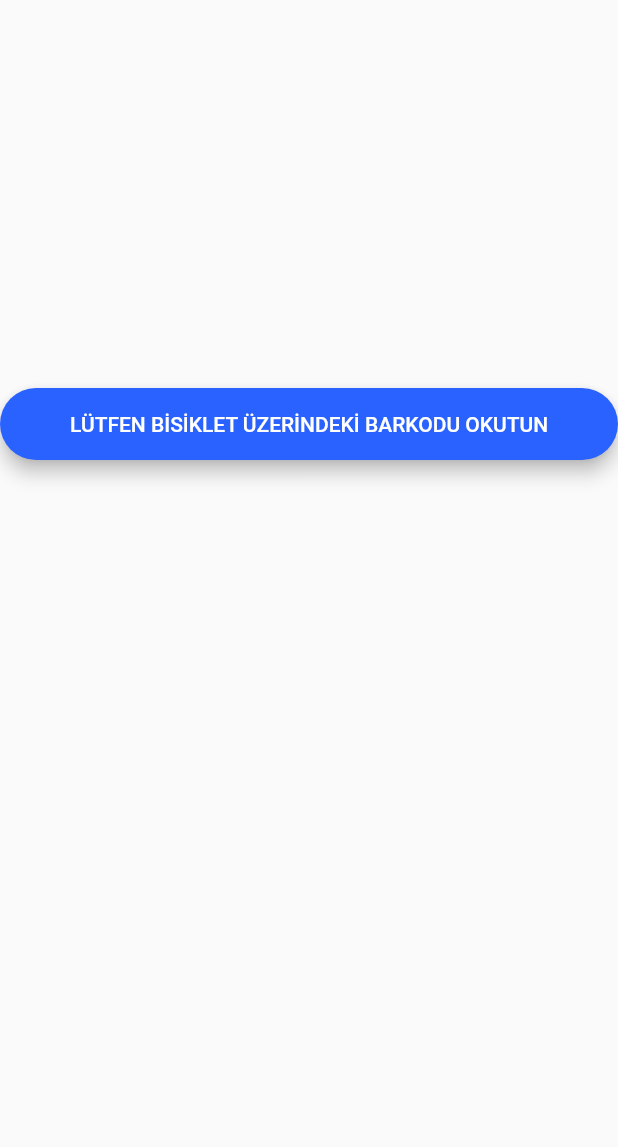
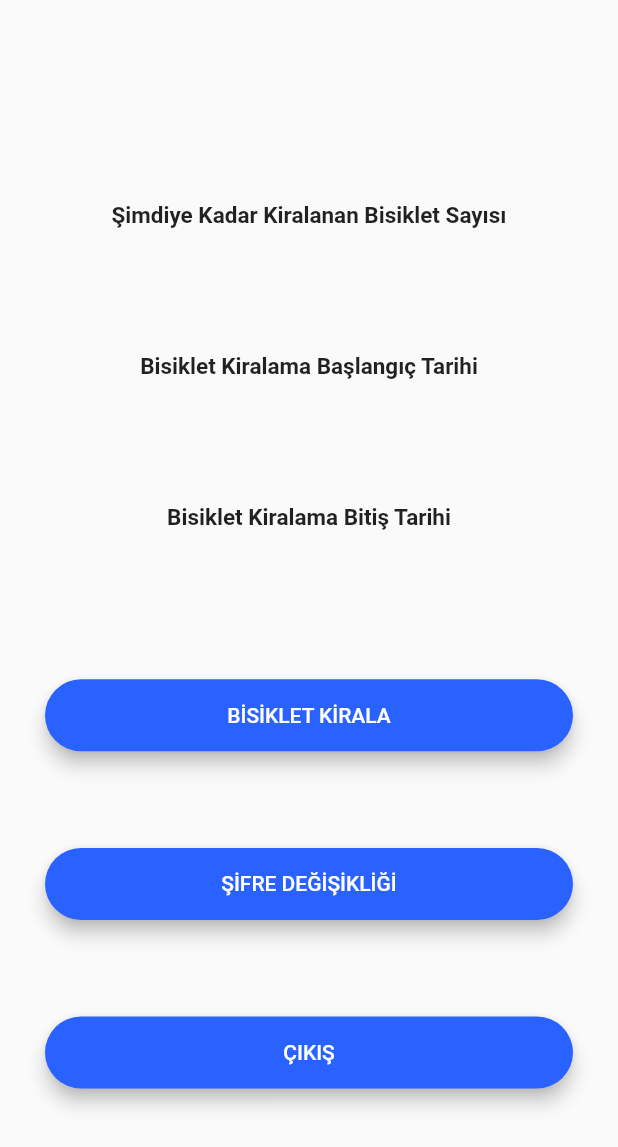
Before and after one commit to YildirimYaniklardan/gtubike, a Flutter app: the QrScreen screen opened by its route, on a phone screen of 412 x 824 dp. Shown: the top 1147 px of the screen. Run offline on Flutter 3.47's test engine with Material 2 defaults, Android fonts, the phone set to English and light mode, and no system bars; our stand-ins replace cloud_firestore, firebase_auth, firebase_core, fluttertoast, modal_progress_hud; missing offline and left inert: dart:ffi, flutter_barcode_scanner; accounts and stored records are empty.

```diff
--- a/lib/screens/login_screen.dart
+++ b/lib/screens/login_screen.dart
@@ -1,6 +1,6 @@
 import 'package:flutter/material.dart';
-import 'package:flash_chat/components/rounded_button.dart';
-import 'package:flash_chat/constants.dart';
+import 'package:gtu_bike/components/rounded_button.dart';
+import 'package:gtu_bike/constants.dart';
 import 'package:firebase_auth/firebase_auth.dart';
 import 'package:modal_progress_hud/modal_progress_hud.dart';
 import 'qr_screen.dart';
--- a/lib/screens/qr_screen.dart
+++ b/lib/screens/qr_screen.dart
@@ -1,15 +1,21 @@
+import 'dart:ffi';
+
 import 'package:firebase_auth/firebase_auth.dart';
 import 'package:flutter/material.dart';
 import 'package:flutter_barcode_scanner/flutter_barcode_scanner.dart';
-import 'package:flash_chat/components/rounded_button.dart';
+import 'package:gtu_bike/components/rounded_button.dart';
 import 'package:cloud_firestore/cloud_firestore.dart';
-import 'package:dart_date/dart_date.dart';
+import 'package:gtu_bike/screens/welcome_screen.dart';
+import 'changePassword_screen.dart';
+
+String rentalStartDate = "";
+String rentalFinshDate = "";
+String bikeCounter = "";
+
 
 update(String data) async {
 
     FirebaseAuth auth = FirebaseAuth.instance;
-
-
 
     User user = auth.currentUser;
 
@@ -27,6 +33,40 @@ update(String data) async {
 
     cf.doc(documentID).update({'qrCode': data});
 
+}
+
+getRentalDate(String a)  async {
+
+    FirebaseAuth auth = FirebaseAuth.instance;
+    Map<String, dynamic> data;
+    User user = auth.currentUser;
+
+    CollectionReference cf = FirebaseFirestore.instance.collection('kullanicilar');
+    var documentID;
+    var collection = FirebaseFirestore.instance.collection('kullanicilar');
+
+    var querySnapshots = await collection.get();
+
+    for (var snapshot in querySnapshots.docs) {
+      if(snapshot.data().entries.last.toString().contains(user.email)){
+        documentID = snapshot.id;
+
+        data = snapshot.data() as Map<String, dynamic>;
+        a = data['kiraBaslangici'];
+
+      }
+    }
+
+    cf.doc(documentID).update({'qrCode': data});
+
+
+
+    print("YYYYYYYYYYYYYYY");
+    print(a);
+    print("YYYYYYYYYYYYYYY");
+
+    return data;
+    //cf.doc(documentID).get().then((value) => snap);
 
 }
 
@@ -40,34 +80,137 @@ class QrScreen extends StatefulWidget{
 
 class _QrCodeState extends State<QrScreen>{
   String _data="";
+  Map<String, dynamic> data;
+  String a;
+
+
+
 
   _scan() async{
 
     await FlutterBarcodeScanner.scanBarcode("#000000", "Cancel", true, ScanMode.BARCODE).then((value) => setState(()=>_data = value));
     update(_data);
   }
+
   @override
+
   Widget build(BuildContext context){
+
+
+
+
+    String documentID;
+    FirebaseAuth auth = FirebaseAuth.instance;
+    Map<String, dynamic> data;
+    User user = auth.currentUser;
+    TextEditingController _controller = new TextEditingController();
+
+    FirebaseFirestore.instance
+    .collection('kullanicilar')
+    .get()
+    .then((QuerySnapshot querySnapshot) {
+        querySnapshot.docs.forEach((doc) {
+
+          if(user.email == doc["email"]){
+            rentalStartDate = doc["kiraBaslangici"];
+            rentalFinshDate = doc["kiraBitisTarihi"];
+            bikeCounter = doc["kiralananBisikletSayisi"];
+            print("DOCUMENT ID BURADA : " + documentID);
+            rentalStartDate=documentID;
+          }
+        });
+    });
+
+    print("WWWWWWWWWWWWWWWWWWWWWWWWW");
+    print("DOCUMENT ID 2 BURADA : ");
+    print(rentalStartDate);
+
+
+
+
     return Scaffold(
-      body: Column(
+
+
+
+
+      body: Padding(
+        padding: EdgeInsets.symmetric(horizontal: 30.0,vertical: 50),
+        child:Column(
+
 
       mainAxisAlignment:MainAxisAlignment.spaceEvenly,
       crossAxisAlignment: CrossAxisAlignment.stretch,
 
       children: [
+        Padding(padding: EdgeInsets.symmetric(vertical: 10)),
+        Text(
+          'Şimdiye Kadar Kiralanan Bisiklet Sayısı ',
+          textAlign: TextAlign.center,
+          overflow: TextOverflow.ellipsis,
+          style: const TextStyle(fontWeight: FontWeight.bold, fontSize: 15),
+        ),
+        Text(
+          bikeCounter,
+          textAlign: TextAlign.center,
+          overflow: TextOverflow.ellipsis,
+          style: const TextStyle(fontWeight: FontWeight.bold, fontSize: 15),
+        ),
+        Text(
+          'Bisiklet Kiralama Başlangıç Tarihi',
+          textAlign: TextAlign.center,
+          overflow: TextOverflow.ellipsis,
+          style: const TextStyle(fontWeight: FontWeight.bold, fontSize: 15),
+        ),
+        Text(
+
+          rentalStartDate,
+          textAlign: TextAlign.center,
+          overflow: TextOverflow.ellipsis,
+          style: const TextStyle(fontWeight: FontWeight.bold, fontSize: 15),
+        ),
+        Text(
+          'Bisiklet Kiralama Bitiş Tarihi',
+          textAlign: TextAlign.center,
+          overflow: TextOverflow.ellipsis,
+          style: const TextStyle(fontWeight: FontWeight.bold, fontSize: 15),
+        ),
+        Text(
+          rentalFinshDate,
+          textAlign: TextAlign.center,
+          overflow: TextOverflow.ellipsis,
+          style: const TextStyle(fontWeight: FontWeight.bold, fontSize: 15),
+        ),
+
 
         RoundedButton(
-              title: 'LÜTFEN BİSİKLET ÜZERİNDEKİ BARKODU OKUTUN',
+              title: 'BİSİKLET KİRALA',
               colour: Colors.blueAccent[700],
               onPressed: _scan,
+        ),
 
-            ),
+        RoundedButton(
+              title: 'ŞİFRE DEĞİŞİKLİĞİ',
+              colour: Colors.blueAccent[700],
+
+              onPressed: () {
+                Navigator.pushNamed(context, ChangePasswordScreen.id);
+              },
+        ),
+
+        RoundedButton(
+              title: 'ÇIKIŞ',
+              colour: Colors.blueAccent[700],
+
+              onPressed: () {
+                Navigator.pushNamed(context, WelcomeScreen.id);
+              },
+        ),
 
 
-        Text(_data),
 
 
       ],)
+    ),
     );
   }
 }
--- a/pubspec.yaml
+++ b/pubspec.yaml
@@ -1,4 +1,4 @@
-name: flash_chat
+name: gtu_bike
 description: A new Flutter application.
 
 version: 1.0.0+1
@@ -19,6 +19,7 @@ dependencies:
   modal_progress_hud: ^0.1.3
   fluttertoast: ^8.0.8
   dart_date: ^1.1.0
+  rflutter_alert: ^2.0.4
 
 dev_dependencies:
   flutter_test:
```
Also changed, not shown: lib/main.dart (+7 -6 lines), lib/screens/changePassword_screen.dart (added, +143 -0 lines), lib/screens/registration_screen.dart (+23 -9 lines), lib/screens/welcome_screen.dart (+10 -15 lines), pubspec.lock, 7 other files.
